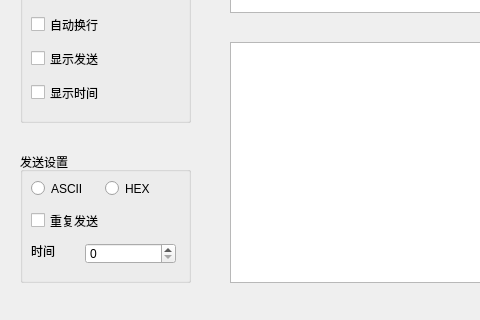
Above: MyGUI/uart_tools.ui from yuexia9527/PyQt5 before the change; both pictures show x 0 to 480 and y 404 to 724 of the 887 by 724 pixel window. Below: the same form after it.
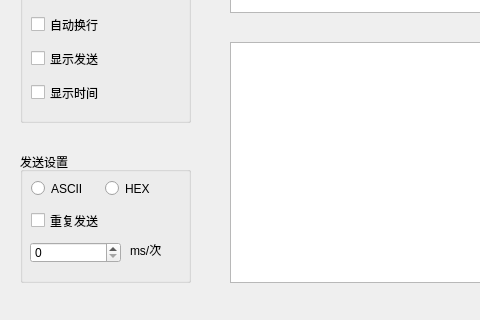
That is the form after the change. Icons and pictures are not drawn.

What changed in the file:
```diff
--- a/MyGUI/uart_tools.ui
+++ b/MyGUI/uart_tools.ui
@@ -412,8 +412,8 @@
     <widget class="QSpinBox" name="spinBox">
      <property name="geometry">
       <rect>
-       <x>65</x>
-       <y>91</y>
+       <x>10</x>
+       <y>90</y>
        <width>91</width>
        <height>21</height>
       </rect>
@@ -422,14 +422,14 @@
     <widget class="QLabel" name="label_12">
      <property name="geometry">
       <rect>
-       <x>11</x>
-       <y>91</y>
-       <width>30</width>
+       <x>110</x>
+       <y>90</y>
+       <width>51</width>
        <height>16</height>
       </rect>
      </property>
      <property name="text">
-      <string>时间</string>
+      <string>ms/次</string>
      </property>
     </widget>
    </widget>
```
